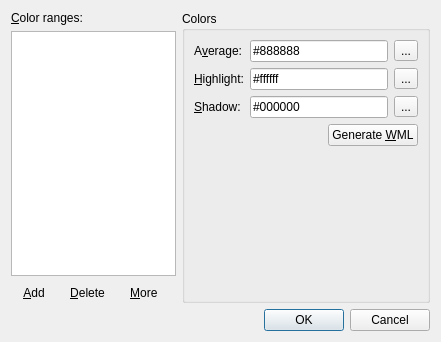
This is src/customranges.ui in irydacea/wespal as Qt 5 draws it before an edit. The edited form follows.
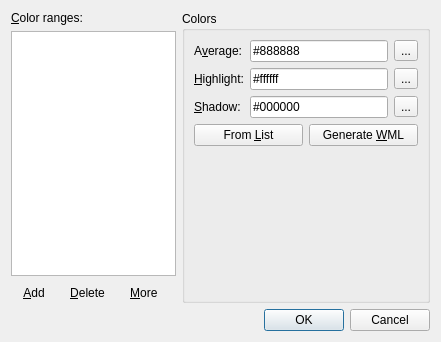
This is the edited form.

Commit message: customranges: Add "From List" option

The edit to the form file:
```diff
--- a/src/customranges.ui
+++ b/src/customranges.ui
@@ -214,20 +214,14 @@
           </item>
          </layout>
         </item>
-        <item row="3" column="1">
+        <item row="3" column="0" colspan="2">
          <layout class="QHBoxLayout" name="horizontalLayout_6">
           <item>
-           <spacer name="horizontalSpacer">
-            <property name="orientation">
-             <enum>Qt::Horizontal</enum>
+           <widget class="QPushButton" name="cmdAddFromList">
+            <property name="text">
+             <string>From &amp;List</string>
             </property>
-            <property name="sizeHint" stdset="0">
-             <size>
-              <width>40</width>
-              <height>20</height>
-             </size>
-            </property>
-           </spacer>
+           </widget>
           </item>
           <item>
            <widget class="QPushButton" name="cmdWml">
```
The commit also changes 3 other files.
